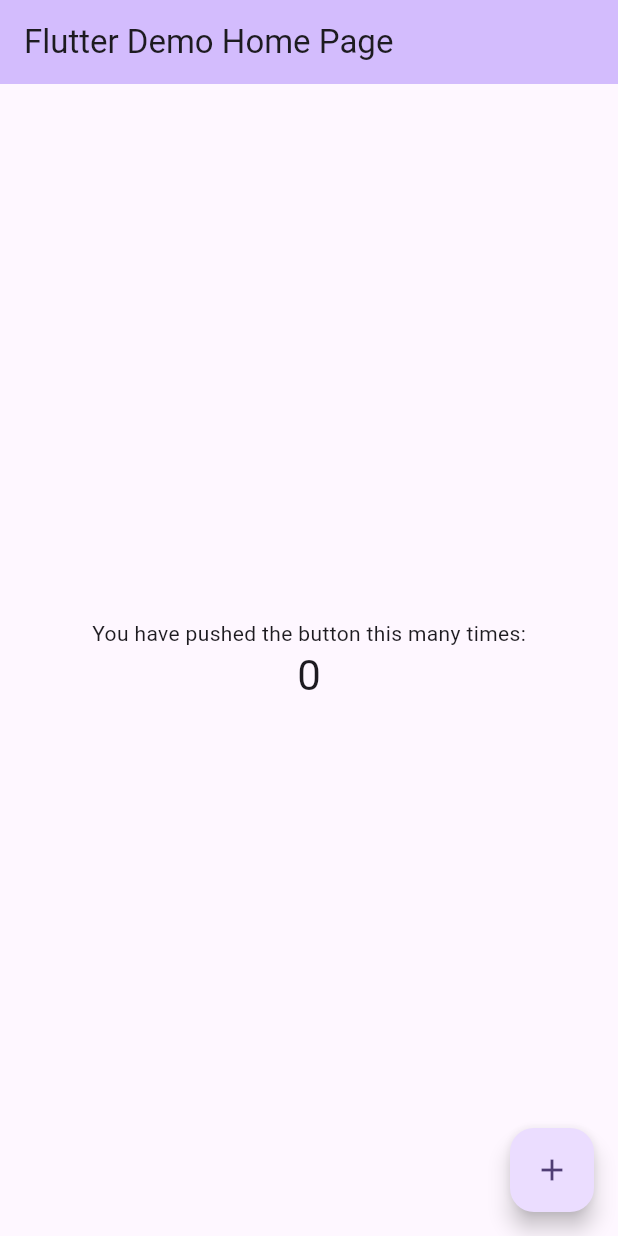
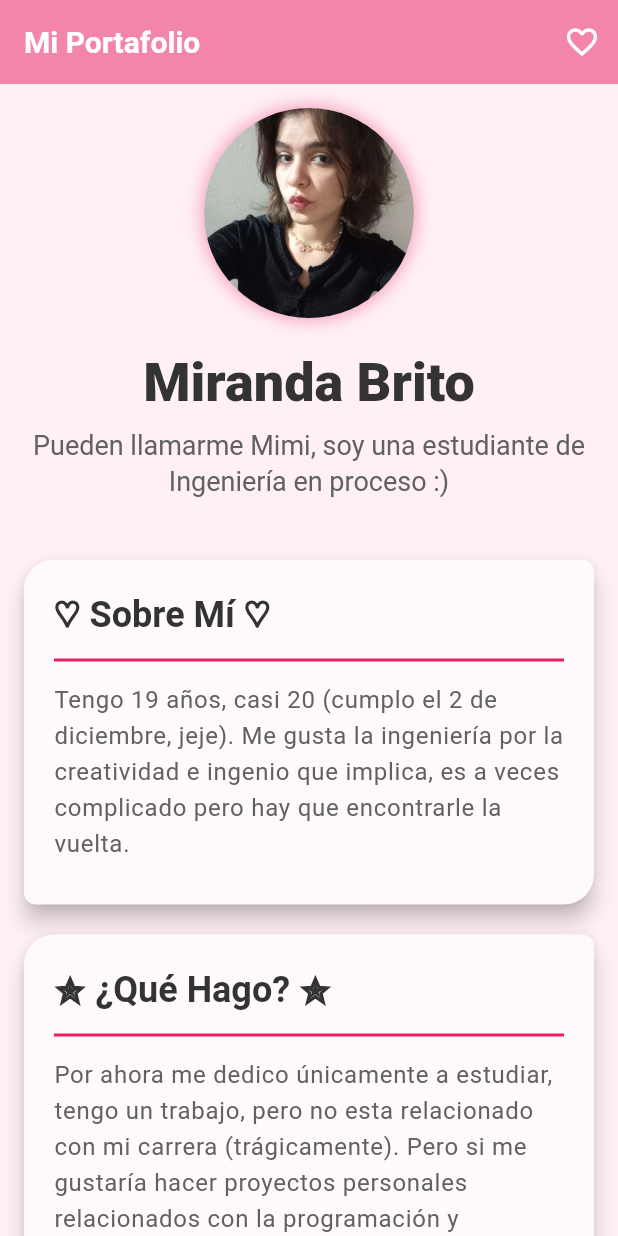
Before and after one commit to Mimi-pixelito/PortafolioProgramacion, a Flutter app: the screen it shows after launch, on a phone screen of 412 x 824 dp. Run offline on Flutter 3.47's test engine with Material 3 defaults, Android fonts, the phone set to English and light mode, and no system bars.

Commit message:
Portafolio de Mimi

```diff
--- /dev/null
+++ b/portafolio/lib/data/data.dart
@@ -0,0 +1,53 @@
+class Project {
+  final String title;
+  final String description;
+
+  Project({required this.title, required this.description});
+}
+
+class PortfolioData {
+  // 1. Nombre y apellido
+  static const String fullName = 'Miranda Brito';
+  static const String headline = 'Pueden llamarme Mimi, soy una estudiante de Ingeniería en proceso :)';
+
+  // 2. Información de Perfil
+  static const String profileImageUrl = 'assets/principal.jpg';
+  static const String signatureLogoUrl = 'assets/baloo.jpg';
+
+  // 3. Secciones "Sobre Mi"
+  static const String aboutTitle1 = '♡ Sobre Mí ♡';
+  static const List<String> aboutContent1 = [
+    'Tengo 19 años, casi 20 (cumplo el 2 de diciembre, jeje). Me gusta la ingeniería por la creatividad e ingenio que implica, es a veces complicado pero hay que encontrarle la vuelta.',
+  ];
+
+  static const String aboutTitle2 = '✮ ¿Qué Hago? ✮';
+  static const List<String> aboutContent2 = [
+    'Por ahora me dedico únicamente a estudiar, tengo un trabajo, pero no esta relacionado con mi carrera (trágicamente). Pero si me gustaría hacer proyectos personales relacionados con la programación y desarrollo de software.',
+  ];
+
+  static const String hobbiesTitle = '❁ Hobbies ❁';
+  static const List<String> hobbiesContent = [
+    'Disfruto mucho de leer en mi tiempo libre, o cada ocasión en la que pueda. Me gusta dibujar, ver documentales, series y películas. De series recomiendo: Better Call Saul, Breaking Bad y Daredevil 10/10. También me gusta mucho la música, soy fan del rock, del glam-rock y del pop-rock. Aunque también disfruto mucho de unas buenas llaneras.',
+  ];
+
+  static const String projectsTitle = '❈ Proyectos Realizados ❈';
+  static List<Project> projects = [
+    Project(
+      title: 'Simulador de F1',
+      description: 'Esto era una app hecha por C# para simular carreras de Fórmula 1, con diferentes pilotos y equipos, según los componentes que escogieras tenias diferentes posiciones.',
+    ),
+    Project(
+      title: 'Libreria Virtual',
+      description: 'Un sistema de gestión de libros para una librería virtual (tienda), permitiendo a los usuarios buscar, agregar y gestionar sus libros y sus ventas.',
+    ),
+    Project(
+      title: 'Aerolínea Simple',
+      description: 'Una aplicación de consola en Python que simula la gestión de una aerolínea, permitiendo a los usuarios reservar vuelos, gestionar pasajeros y ver itinerarios.',
+    ),
+  ];
+
+  // 6. Información de Contacto para la pantalla de Firma
+  static const String developerSignature = 'Miranda Brito Vargas - Estudiante de Ingeniería';
+  static const String contactEmail = 'mbrito.8787@unimar.edu.ve';
+  static const String contactPhone = '+58 424 8674405';
+}
--- a/portafolio/lib/main.dart
+++ b/portafolio/lib/main.dart
@@ -1,122 +1,24 @@
 import 'package:flutter/material.dart';
+import '../theme/pink.dart';
+import '../data/data.dart';
+import '../routes/routes.dart';
 
-void main() {
-  runApp(const MyApp());
-}
+void main() => runApp(const MyApp());
 
 class MyApp extends StatelessWidget {
-  const MyApp({super.key});
+  const MyApp({Key? key}) : super(key: key);
 
-  // This widget is the root of your application.
   @override
   Widget build(BuildContext context) {
     return MaterialApp(
-      title: 'Flutter Demo',
-      theme: ThemeData(
-        // This is the theme of your application.
-        //
-        // TRY THIS: Try running your application with "flutter run". You'll see
-        // the application has a purple toolbar. Then, without quitting the app,
-        // try changing the seedColor in the colorScheme below to Colors.green
-        // and then invoke "hot reload" (save your changes or press the "hot
-        // reload" button in a Flutter-supported IDE, or press "r" if you used
-        // the command line to start the app).
-        //
-        // Notice that the counter didn't reset back to zero; the application
-        // state is not lost during the reload. To reset the state, use hot
-        // restart instead.
-        //
-        // This works for code too, not just values: Most code changes can be
-        // tested with just a hot reload.
-        colorScheme: ColorScheme.fromSeed(seedColor: Colors.deepPurple),
-      ),
-      home: const MyHomePage(title: 'Flutter Demo Home Page'),
+      title: 'Portafolio de ${PortfolioData.fullName}',
+
+      theme: AppTheme.lightPinkTheme,
+
+      initialRoute: AppRoutes.initialRoute,
+      routes: AppRoutes.routes,
+
+      debugShowCheckedModeBanner: false,
     );
   }
 }
-
-class MyHomePage extends StatefulWidget {
-  const MyHomePage({super.key, required this.title});
-
-  // This widget is the home page of your application. It is stateful, meaning
-  // that it has a State object (defined below) that contains fields that affect
-  // how it looks.
-
-  // This class is the configuration for the state. It holds the values (in this
-  // case the title) provided by the parent (in this case the App widget) and
-  // used by the build method of the State. Fields in a Widget subclass are
-  // always marked "final".
-
-  final String title;
-
-  @override
-  State<MyHomePage> createState() => _MyHomePageState();
-}
-
-class _MyHomePageState extends State<MyHomePage> {
-  int _counter = 0;
-
-  void _incrementCounter() {
-    setState(() {
-      // This call to setState tells the Flutter framework that something has
-      // changed in this State, which causes it to rerun the build method below
-      // so that the display can reflect the updated values. If we changed
-      // _counter without calling setState(), then the build method would not be
-      // called again, and so nothing would appear to happen.
-      _counter++;
-    });
-  }
-
-  @override
-  Widget build(BuildContext context) {
-    // This method is rerun every time setState is called, for instance as done
-    // by the _incrementCounter method above.
-    //
-    // The Flutter framework has been optimized to make rerunning build methods
-    // fast, so that you can just rebuild anything that needs updating rather
-    // than having to individually change instances of widgets.
-    return Scaffold(
-      appBar: AppBar(
-        // TRY THIS: Try changing the color here to a specific color (to
-        // Colors.amber, perhaps?) and trigger a hot reload to see the AppBar
-        // change color while the other colors stay the same.
-        backgroundColor: Theme.of(context).colorScheme.inversePrimary,
-        // Here we take the value from the MyHomePage object that was created by
-        // the App.build method, and use it to set our appbar title.
-        title: Text(widget.title),
-      ),
-      body: Center(
-        // Center is a layout widget. It takes a single child and positions it
-        // in the middle of the parent.
-        child: Column(
-          // Column is also a layout widget. It takes a list of children and
-          // arranges them vertically. By default, it sizes itself to fit its
-          // children horizontally, and tries to be as tall as its parent.
-          //
-          // Column has various properties to control how it sizes itself and
-          // how it positions its children. Here we use mainAxisAlignment to
-          // center the children vertically; the main axis here is the vertical
-          // axis because Columns are vertical (the cross axis would be
-          // horizontal).
-          //
-          // TRY THIS: Invoke "debug painting" (choose the "Toggle Debug Paint"
-          // action in the IDE, or press "p" in the console), to see the
-          // wireframe for each widget.
-          mainAxisAlignment: MainAxisAlignment.center,
-          children: <Widget>[
-            const Text('You have pushed the button this many times:'),
-            Text(
-              '$_counter',
-              style: Theme.of(context).textTheme.headlineMedium,
-            ),
-          ],
-        ),
-      ),
-      floatingActionButton: FloatingActionButton(
-        onPressed: _incrementCounter,
-        tooltip: 'Increment',
-        child: const Icon(Icons.add),
-      ), // This trailing comma makes auto-formatting nicer for build methods.
-    );
-  }
-}
--- /dev/null
+++ b/portafolio/lib/routes/routes.dart
@@ -0,0 +1,15 @@
+import 'package:flutter/material.dart';
+import '../screens/home.dart';
+import '../screens/contact.dart';
+
+
+class AppRoutes {
+
+  static const String initialRoute = HomeScreen.routeName;
+
+  static Map<String, WidgetBuilder> get routes => {
+
+    HomeScreen.routeName: (context) => const HomeScreen(),
+    ContactScreen.routeName: (context) => const ContactScreen(),
+  };
+}
--- /dev/null
+++ b/portafolio/lib/screens/contact.dart
@@ -0,0 +1,96 @@
+import 'package:flutter/material.dart';
+import '../data/data.dart';
+
+class ContactScreen extends StatelessWidget {
+  static const String routeName = '/contact';
+
+  const ContactScreen({Key? key}) : super(key: key);
+
+  @override
+  Widget build(BuildContext context) {
+
+    final accentTextColor = Theme.of(context).primaryColor;
+
+    return Scaffold(
+      appBar: AppBar(
+        title: const Text('Firma de Mimi'),
+
+      ),
+      body: Center(
+        child: Padding(
+          padding: const EdgeInsets.all(32.0),
+          child: Column(
+            mainAxisAlignment: MainAxisAlignment.center,
+            crossAxisAlignment: CrossAxisAlignment.center,
+            children: [
+              // Icono de firma
+              ClipRRect(
+                borderRadius: BorderRadius.circular(15.0),
+                child: Image.asset(
+                  PortfolioData.signatureLogoUrl,
+                  height: 200,
+                  width: 200,
+                  fit: BoxFit.cover,
+                ),
+              ),
+
+              // Firma de mimi
+              Text(
+                PortfolioData.developerSignature,
+                style: Theme.of(context).textTheme.headlineLarge?.copyWith(
+                  fontSize: 28,
+                  fontWeight: FontWeight.w600,
+                  color: accentTextColor,
+                ),
+                textAlign: TextAlign.center,
+              ),
+              const SizedBox(height: 10),
+
+              const Text(
+                'De nuevo una foto de Baloo, es que es muy icónico ;)',
+                style: TextStyle(
+                  color: Color(0xFFE91E63),
+                  fontStyle: FontStyle.italic,
+                ),
+              ),
+              const SizedBox(height: 40),
+
+              // Información de contacto
+              Card(
+                child: Padding(
+                  padding: const EdgeInsets.all(16.0),
+                  child: Column(
+                    children: [
+                      ListTile(
+                        leading: Icon(Icons.email, color: Theme.of(context).primaryColor), // Icono Rosa
+                        title: Text(
+                          'Correo',
+                          style: Theme.of(context).textTheme.bodyLarge,
+                        ),
+                        subtitle: Text(
+                          PortfolioData.contactEmail,
+                          style: Theme.of(context).textTheme.bodyMedium,
+                        ),
+                      ),
+                      ListTile(
+                        leading: Icon(Icons.phone, color: Theme.of(context).primaryColor), // Icono Rosa
+                        title: Text(
+                          'Teléfono',
+                          style: Theme.of(context).textTheme.bodyLarge,
+                        ),
+                        subtitle: Text(
+                          PortfolioData.contactPhone,
+                          style: Theme.of(context).textTheme.bodyMedium,
+                        ),
+                      ),
+                    ],
+                  ),
+                ),
+              ),
+            ],
+          ),
+        ),
+      ),
+    );
+  }
+}
--- /dev/null
+++ b/portafolio/lib/screens/home.dart
@@ -0,0 +1,118 @@
+import 'package:flutter/material.dart';
+import '../data/data.dart';
+import '../widgets/app_bar.dart';
+import '../widgets/section_card.dart';
+
+class HomeScreen extends StatelessWidget {
+  static const String routeName = '/';
+
+  const HomeScreen({Key? key}) : super(key: key);
+
+  @override
+  Widget build(BuildContext context) {
+    final nameStyle = Theme.of(context).textTheme.headlineLarge;
+    final headlineStyle = Theme.of(context).textTheme.headlineSmall;
+    final bodyStyle = Theme.of(context).textTheme.bodyLarge;
+
+    return Scaffold(
+      appBar: const CustomAppBar(title: 'Mi Portafolio'),
+      body: SafeArea(
+        child: SingleChildScrollView(
+          padding: const EdgeInsets.all(16.0),
+          child: Column(
+            crossAxisAlignment: CrossAxisAlignment.stretch,
+            children: [
+              // Perfil
+              Center(
+                child: Column(
+                  children: [
+                    // Imagen de perfil
+                    Container(
+                      decoration: BoxDecoration(
+                        shape: BoxShape.circle,
+                        boxShadow: [
+                          BoxShadow(
+                            color: Theme.of(context).primaryColor.withOpacity(0.5),
+                            blurRadius: 10,
+                          ),
+                        ],
+                      ),
+                      child: CircleAvatar(
+                        radius: 70,
+                        backgroundColor: Theme.of(context).colorScheme.surface,
+                        backgroundImage: AssetImage(PortfolioData.profileImageUrl),
+                      ),
+                    ),
+                    const SizedBox(height: 20),
+                    // Nombre y apellido
+                    Text(
+                      PortfolioData.fullName,
+                      style: nameStyle,
+                      textAlign: TextAlign.center,
+                    ),
+                    const SizedBox(height: 8),
+                    // Descripción
+                    Text(
+                      PortfolioData.headline,
+                      style: headlineStyle,
+                      textAlign: TextAlign.center,
+                    ),
+                    const SizedBox(height: 30),
+                  ],
+                ),
+              ),
+
+              // Seccion 1
+              SectionCard(
+                title: PortfolioData.aboutTitle1,
+                children: PortfolioData.aboutContent1
+                    .map((text) => Padding(
+                          padding: const EdgeInsets.only(bottom: 8.0),
+                          child: Text(text, style: bodyStyle),
+                        ))
+                    .toList(),
+              ),
+
+              // Seccion 2
+              SectionCard(
+                title: PortfolioData.aboutTitle2,
+                children: PortfolioData.aboutContent2
+                    .map((text) => Padding(
+                          padding: const EdgeInsets.only(bottom: 8.0),
+                          child: Text(text, style: bodyStyle),
+                        ))
+                    .toList(),
+              ),
+
+              // Seccion 3
+              SectionCard(
+                title: PortfolioData.hobbiesTitle,
+                children: PortfolioData.hobbiesContent
+                    .map((text) => Padding(
+                          padding: const EdgeInsets.only(bottom: 4.0),
+                          child: Text('• $text', style: bodyStyle),
+                        ))
+                    .toList(),
+              ),
+
+              // Seccion 4
+              SectionCard(
+                title: PortfolioData.projectsTitle,
+                children: PortfolioData.projects.map((project) {
+                  return ListTile(
+                    contentPadding: EdgeInsets.zero,
+                    leading: Icon(Icons.code, color: Theme.of(context).primaryColor),
+                    title: Text(project.title, style: bodyStyle?.copyWith(fontWeight: FontWeight.bold)),
+                    subtitle: Text(project.description, style: bodyStyle),
+                  );
+                }).toList(),
+              ),
+
+              const SizedBox(height: 40),
+            ],
+          ),
+        ),
+      ),
+    );
+  }
+}
--- /dev/null
+++ b/portafolio/lib/theme/pink.dart
@@ -0,0 +1,85 @@
+import 'package:flutter/material.dart';
+
+class AppTheme {
+
+  static final ThemeData lightPinkTheme = ThemeData(
+    // Estilo general
+    brightness: Brightness.light,
+    // Fondo principal
+    scaffoldBackgroundColor: const Color(0xFFFFF0F5),
+
+
+    primaryColor: const Color(0xFFE91E63),
+    colorScheme: const ColorScheme.light(
+      primary: Color(0xFFE91E63),
+      secondary: Color(0xFFF48FB1),
+      // Fondo de tarjetas
+      surface: Color(0xFFFFFAFA),
+      background: Color(0xFFFFF0F5),
+      onPrimary: Colors.white,
+      onSurface: Color(0xFF333333),
+    ),
+
+    // Texto
+    textTheme: const TextTheme(
+      // Principal
+      headlineLarge: TextStyle(
+        color: Color(0xFF333333),
+        fontWeight: FontWeight.w900,
+        fontSize: 36,
+      ),
+
+      headlineSmall: TextStyle(
+        color: Color(0xFF616161),
+        fontWeight: FontWeight.w400,
+        fontSize: 18,
+      ),
+      // Seccion
+      titleLarge: TextStyle(
+        color: Color(0xFF333333),
+        fontWeight: FontWeight.bold,
+        fontSize: 24,
+      ),
+
+      bodyLarge: TextStyle(
+        color: Color(0xFF616161),
+        fontSize: 16,
+        height: 1.5,
+      ),
+    ),
+
+    // Secciones 2
+    cardTheme: CardThemeData(
+      color: const Color(0xFFFFFAFA),
+      margin: const EdgeInsets.symmetric(vertical: 10.0),
+      elevation: 6,
+      shape: const RoundedRectangleBorder(
+        borderRadius: BorderRadius.only(
+          topLeft: Radius.circular(20.0),
+          bottomRight: Radius.circular(20.0),
+          topRight: Radius.circular(8.0),
+          bottomLeft: Radius.circular(8.0),
+        ),
+      ),
+    ),
+
+    // AppBar
+    appBarTheme: const AppBarTheme(
+      color: Color(0xFFF48FB1),
+      elevation: 4,
+      iconTheme: IconThemeData(color: Colors.white),
+      titleTextStyle: TextStyle(
+        color: Colors.white,
+        fontSize: 20,
+        fontWeight: FontWeight.bold
+      ),
+    ),
+
+    // Divisores
+    dividerTheme: const DividerThemeData(
+      color: Color(0xFFE91E63),
+      space: 30,
+      thickness: 2.0,
+    )
+  );
+}
--- /dev/null
+++ b/portafolio/lib/widgets/app_bar.dart
@@ -0,0 +1,32 @@
+import 'package:flutter/material.dart';
+import '../screens/contact.dart';
+
+class CustomAppBar extends StatelessWidget implements PreferredSizeWidget {
+  final String title;
+
+  const CustomAppBar({
+    Key? key,
+    required this.title,
+  }) : super(key: key);
+
+  @override
+  Widget build(BuildContext context) {
+    return AppBar(
+      title: Text(title),
+      actions: [
+        // Botón que lleva a la pantalla de Contacto/Firma
+        IconButton(
+          icon: const Icon(Icons.favorite_border_outlined),
+          tooltip: 'Firma y Contacto',
+          onPressed: () {
+
+            Navigator.of(context).pushNamed(ContactScreen.routeName);
+          },
+        ),
+      ],
+    );
+  }
+
+  @override
+  Size get preferredSize => const Size.fromHeight(kToolbarHeight);
+}
--- /dev/null
+++ b/portafolio/lib/widgets/section_card.dart
@@ -0,0 +1,34 @@
+import 'package:flutter/material.dart';
+
+class SectionCard extends StatelessWidget {
+  final String title;
+  final List<Widget> children;
+
+  const SectionCard({
+    Key? key,
+    required this.title,
+    required this.children,
+  }) : super(key: key);
+
+  @override
+  Widget build(BuildContext context) {
+    return Card(
+      child: Padding(
+        padding: const EdgeInsets.all(20.0),
+        child: Column(
+          crossAxisAlignment: CrossAxisAlignment.start,
+          children: [
+            // Título de la seccion
+            Text(
+              title,
+              style: Theme.of(context).textTheme.titleLarge,
+            ),
+
+            const Divider(),
+            ...children,
+          ],
+        ),
+      ),
+    );
+  }
+}
```
Also changed, not shown: portafolio/pubspec.yaml (+4 -3 lines), portafolio/assets/baloo.jpg (added), portafolio/assets/principal.jpg (added), 11 other files.
